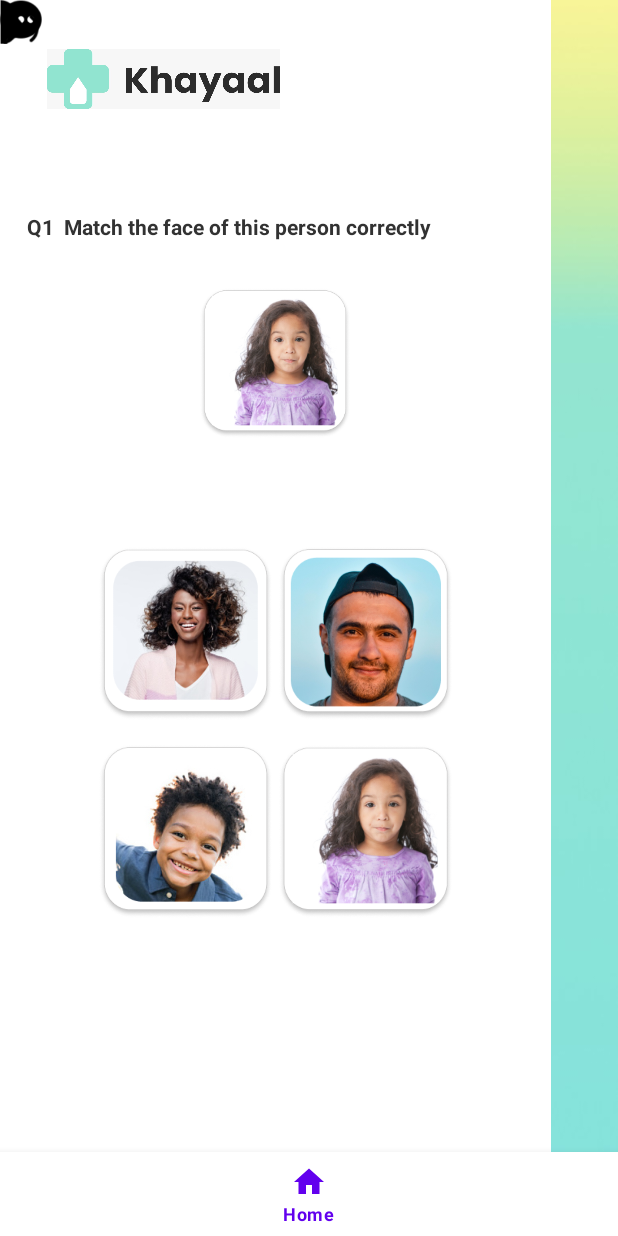
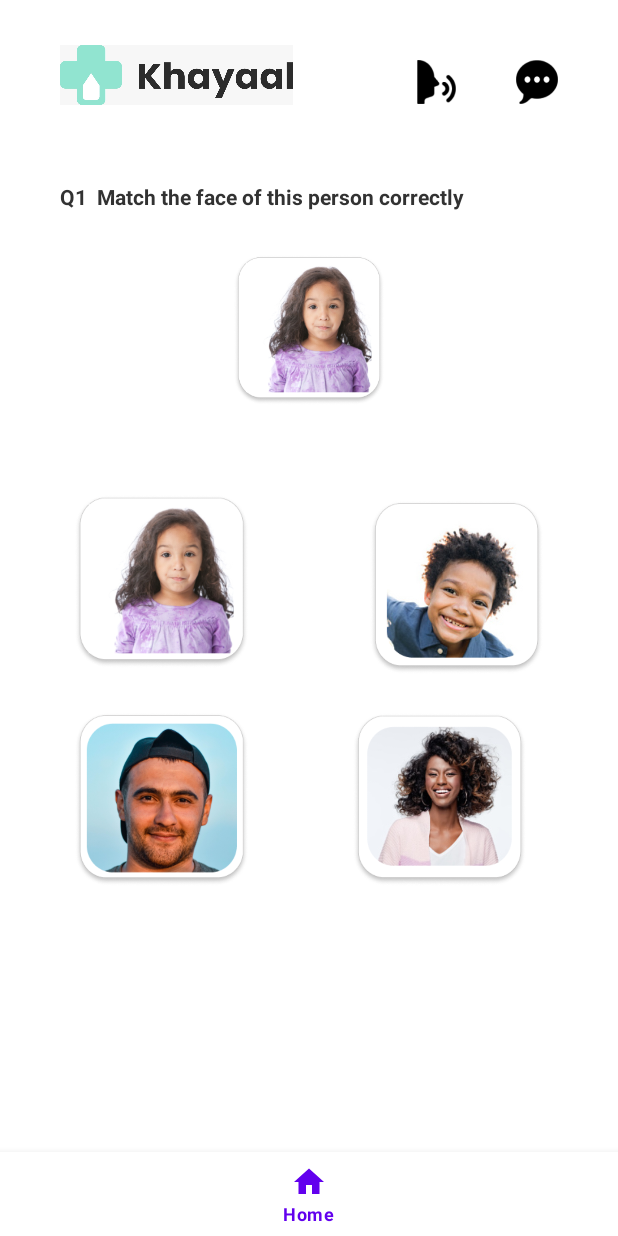
Before and after one commit to vedant218/Khayaal, an Android app: the home screen opened directly, with no data from a screen before it, item 2 of the bottom bar chosen, on a phone screen of 412 x 824 dp. Run offline under Robolectric (Android 15) with nearby library versions, the phone set to English and light mode, and no system bars.

Commit message:
Vedants edits

```diff
--- a/app/src/main/java/com/example/hackathonsplashscreen/HomeFragment.java
+++ b/app/src/main/java/com/example/hackathonsplashscreen/HomeFragment.java
@@ -12,6 +12,7 @@
 public class HomeFragment extends Fragment {
 
 
+
     @Override
     public View onCreateView(LayoutInflater inflater, ViewGroup container,
                              Bundle savedInstanceState) {
--- a/app/src/main/java/com/example/hackathonsplashscreen/home.java
+++ b/app/src/main/java/com/example/hackathonsplashscreen/home.java
@@ -6,11 +6,16 @@
 import android.content.Intent;
 import android.os.Bundle;
 import android.view.MenuItem;
+import android.view.View;
+import android.widget.Button;
 
 import com.google.android.material.bottomnavigation.BottomNavigationView;
 import com.google.android.material.navigation.NavigationBarView;
 
 public class home extends AppCompatActivity {
+
+    Button button1;
+    Button button2;
 
     BottomNavigationView bottomNavigationView;
     HomeFragment homeFragment = new HomeFragment();
@@ -21,6 +26,24 @@
     protected void onCreate(Bundle savedInstanceState) {
         super.onCreate(savedInstanceState);
         setContentView(R.layout.activity_home);
+
+        button1 = findViewById(R.id.bot);
+        button2 = findViewById(R.id.voice);
+
+        button1.setOnClickListener(new View.OnClickListener() {
+            public void onClick(View v) {
+                Intent patientIntent = new Intent(getApplicationContext(), patient.class);
+                startActivity(patientIntent);
+            }
+
+        });
+        button2.setOnClickListener(new View.OnClickListener() {
+            public void onClick(View v) {
+                Intent intent = new Intent(getApplicationContext(), Audio.class);
+                startActivity(intent);
+            }
+
+        });
 
         bottomNavigationView= findViewById(R.id.bottom_navigation);
 
--- a/app/src/main/res/layout/activity_home.xml
+++ b/app/src/main/res/layout/activity_home.xml
@@ -23,5 +23,26 @@
         android:background="@color/white"
         android:backgroundTint="@color/teal"
         />
+    <androidx.appcompat.widget.AppCompatButton
+        android:id="@+id/bot"
+        android:layout_width="28dp"
+        android:layout_height="29dp"
+        android:background="@drawable/chatb"
+        android:layout_alignParentEnd="true"
+        android:layout_marginEnd="40dp"
+        android:layout_marginTop="40dp"
+        />
+
+
+    <androidx.appcompat.widget.AppCompatButton
+
+        android:id="@+id/voice"
+        android:layout_width="26dp"
+        android:layout_height="29dp"
+        android:layout_marginTop="40dp"
+        android:layout_marginEnd="40sp"
+        android:layout_marginRight="124dp"
+        android:layout_toLeftOf="@+id/bot"
+        android:background="@drawable/speak" />
 
 </RelativeLayout>
--- a/app/src/main/res/layout/fragment_home.xml
+++ b/app/src/main/res/layout/fragment_home.xml
@@ -1,5 +1,148 @@
 <?xml version="1.0" encoding="utf-8"?>
-<androidx.constraintlayout.widget.ConstraintLayout xmlns:android="http://schemas.android.com/apk/res/android"
+<!--<androidx.constraintlayout.widget.ConstraintLayout xmlns:android="http://schemas.android.com/apk/res/android"-->
+<!--    xmlns:app="http://schemas.android.com/apk/res-auto"-->
+<!--    xmlns:tools="http://schemas.android.com/tools"-->
+<!--    android:layout_width="match_parent"-->
+<!--    android:layout_height="match_parent"-->
+<!--    tools:context=".home_game1"-->
+<!--    android:background="@color/white">-->
+
+
+<!--    <androidx.appcompat.widget.AppCompatButton-->
+<!--        android:id="@+id/bot"-->
+<!--        android:layout_width="28dp"-->
+<!--        android:layout_height="29dp"-->
+<!--        android:background="@drawable/chatb"-->
+<!--        tools:ignore="MissingConstraints"-->
+<!--        tools:layout_editor_absoluteX="343dp"-->
+<!--        tools:layout_editor_absoluteY="40dp" />-->
+
+<!--    <androidx.appcompat.widget.AppCompatButton-->
+<!--        android:id="@+id/voice"-->
+<!--        android:layout_width="26dp"-->
+<!--        android:layout_height="29dp"-->
+<!--        android:background="@drawable/speak"-->
+<!--        tools:ignore="MissingConstraints"-->
+<!--        tools:layout_editor_absoluteX="284dp"-->
+<!--        tools:layout_editor_absoluteY="42dp" />-->
+
+<!--    <ImageView-->
+<!--        android:layout_width="155dp"-->
+<!--        android:layout_height="40dp"-->
+<!--        android:background="@drawable/minilogo"-->
+<!--        app:layout_constraintBottom_toTopOf="@+id/divider2"-->
+<!--        app:layout_constraintEnd_toEndOf="parent"-->
+<!--        app:layout_constraintHorizontal_bias="0.148"-->
+<!--        app:layout_constraintStart_toStartOf="parent"-->
+<!--        app:layout_constraintTop_toTopOf="parent"-->
+<!--        app:layout_constraintVertical_bias="0.054" />-->
+
+<!--    <TextView-->
+<!--        android:id="@+id/textView"-->
+<!--        android:layout_width="331dp"-->
+<!--        android:layout_height="28dp"-->
+<!--        android:text="Q1  Match the face of this person correctly"-->
+<!--        android:textColor="#323232"-->
+<!--        android:textStyle="bold"-->
+<!--        app:layout_constraintBottom_toTopOf="@+id/appCompatButton"-->
+<!--        app:layout_constraintEnd_toEndOf="parent"-->
+<!--        app:layout_constraintStart_toStartOf="parent"-->
+<!--        app:layout_constraintTop_toTopOf="parent"-->
+<!--        app:layout_constraintVertical_bias="0.861" />-->
+
+<!--    <androidx.appcompat.widget.AppCompatButton-->
+<!--        android:id="@+id/appCompatButton4"-->
+<!--        android:layout_width="115dp"-->
+<!--        android:layout_height="115dp"-->
+<!--        android:background="@drawable/fsmall"-->
+<!--        app:layout_constraintBottom_toBottomOf="parent"-->
+<!--        app:layout_constraintEnd_toEndOf="parent"-->
+<!--        app:layout_constraintHorizontal_bias="0.739"-->
+<!--        app:layout_constraintStart_toStartOf="parent"-->
+<!--        app:layout_constraintTop_toBottomOf="@+id/appCompatButton6"-->
+<!--        app:layout_constraintVertical_bias="0.098"-->
+<!--        tools:ignore="MissingConstraints" />-->
+
+<!--    <androidx.appcompat.widget.AppCompatButton-->
+<!--        android:id="@+id/appCompatButton"-->
+<!--        android:layout_width="100dp"-->
+<!--        android:layout_height="100dp"-->
+<!--        android:layout_marginTop="192dp"-->
+<!--        android:background="@drawable/fsmall"-->
+<!--        app:layout_constraintBottom_toTopOf="@+id/divider2"-->
+<!--        app:layout_constraintEnd_toEndOf="parent"-->
+<!--        app:layout_constraintHorizontal_bias="0.498"-->
+<!--        app:layout_constraintStart_toStartOf="parent"-->
+<!--        app:layout_constraintTop_toTopOf="parent"-->
+<!--        app:layout_constraintVertical_bias="0.0"-->
+<!--        tools:ignore="MissingConstraints" />-->
+
+<!--    <androidx.appcompat.widget.AppCompatButton-->
+<!--        android:id="@+id/appCompatButton3"-->
+<!--        android:layout_width="115dp"-->
+<!--        android:layout_height="115dp"-->
+<!--        android:layout_marginBottom="288dp"-->
+<!--        android:background="@drawable/fbig"-->
+<!--        app:layout_constraintBottom_toBottomOf="parent"-->
+<!--        app:layout_constraintEnd_toEndOf="parent"-->
+<!--        app:layout_constraintHorizontal_bias="0.263"-->
+<!--        app:layout_constraintStart_toStartOf="parent"-->
+<!--        tools:ignore="MissingConstraints" />-->
+
+<!--    <androidx.appcompat.widget.AppCompatButton-->
+<!--        android:id="@+id/appCompatButton6"-->
+<!--        android:layout_width="115dp"-->
+<!--        android:layout_height="115dp"-->
+<!--        android:layout_marginBottom="288dp"-->
+<!--        android:background="@drawable/mbig"-->
+<!--        app:layout_constraintBottom_toBottomOf="parent"-->
+<!--        app:layout_constraintEnd_toEndOf="parent"-->
+<!--        app:layout_constraintHorizontal_bias="0.739"-->
+<!--        app:layout_constraintStart_toStartOf="parent"-->
+<!--        tools:ignore="MissingConstraints" />-->
+
+<!--    <androidx.appcompat.widget.AppCompatButton-->
+<!--        android:id="@+id/appCompatButton5"-->
+<!--        android:layout_width="115dp"-->
+<!--        android:layout_height="115dp"-->
+<!--        android:layout_marginBottom="156dp"-->
+<!--        android:background="@drawable/msmall"-->
+<!--        app:layout_constraintBottom_toBottomOf="parent"-->
+<!--        app:layout_constraintEnd_toEndOf="parent"-->
+<!--        app:layout_constraintHorizontal_bias="0.263"-->
+<!--        app:layout_constraintStart_toStartOf="parent"-->
+<!--        tools:ignore="MissingConstraints" />-->
+
+<!--    <View-->
+<!--        android:id="@+id/divider"-->
+<!--        android:layout_width="367dp"-->
+<!--        android:layout_height="2dp"-->
+<!--        android:background="?android:attr/listDivider"-->
+<!--        app:layout_constraintBottom_toBottomOf="parent"-->
+<!--        app:layout_constraintEnd_toEndOf="parent"-->
+<!--        app:layout_constraintStart_toStartOf="parent"-->
+<!--        app:layout_constraintTop_toBottomOf="@+id/appCompatButton"-->
+<!--        app:layout_constraintVertical_bias="0.06"-->
+<!--        tools:ignore="MissingConstraints" />-->
+
+<!--    <View-->
+<!--        android:id="@+id/divider2"-->
+<!--        android:layout_width="367dp"-->
+<!--        android:layout_height="2dp"-->
+<!--        android:background="?android:attr/listDivider"-->
+<!--        app:layout_constraintBottom_toBottomOf="parent"-->
+<!--        app:layout_constraintEnd_toEndOf="parent"-->
+<!--        app:layout_constraintStart_toStartOf="parent"-->
+<!--        app:layout_constraintTop_toTopOf="parent"-->
+<!--        app:layout_constraintVertical_bias="0.844"-->
+<!--        tools:ignore="MissingConstraints" />-->
+
+
+
+
+<!--</androidx.constraintlayout.widget.ConstraintLayout>-->
+<RelativeLayout
+    xmlns:android="http://schemas.android.com/apk/res/android"
     xmlns:app="http://schemas.android.com/apk/res-auto"
     xmlns:tools="http://schemas.android.com/tools"
     android:layout_width="match_parent"
@@ -7,135 +150,114 @@
     tools:context=".home_game1"
     android:background="@color/white">
 
-
     <androidx.appcompat.widget.AppCompatButton
+        android:id="@+id/bot"
         android:layout_width="28dp"
         android:layout_height="29dp"
         android:background="@drawable/chatb"
-        tools:ignore="MissingConstraints"
-        tools:layout_editor_absoluteX="343dp"
-        tools:layout_editor_absoluteY="40dp" />
+        android:layout_alignParentEnd="true"
+        android:layout_marginEnd="40dp"
+        android:layout_marginTop="40dp"
+        />
+
 
     <androidx.appcompat.widget.AppCompatButton
+
+        android:id="@+id/voice"
         android:layout_width="26dp"
         android:layout_height="29dp"
-        android:background="@drawable/speak"
-        tools:ignore="MissingConstraints"
-        tools:layout_editor_absoluteX="284dp"
-        tools:layout_editor_absoluteY="42dp" />
+        android:layout_marginTop="40dp"
+        android:layout_marginEnd="40sp"
+        android:layout_marginRight="124dp"
+        android:layout_toLeftOf="@+id/bot"
+        android:background="@drawable/speak" />
 
     <ImageView
+        android:id="@+id/logo"
         android:layout_width="155dp"
         android:layout_height="40dp"
-        android:background="@drawable/minilogo"
-        app:layout_constraintBottom_toTopOf="@+id/divider2"
-        app:layout_constraintEnd_toEndOf="parent"
-        app:layout_constraintHorizontal_bias="0.148"
-        app:layout_constraintStart_toStartOf="parent"
-        app:layout_constraintTop_toTopOf="parent"
-        app:layout_constraintVertical_bias="0.054" />
+        android:layout_alignParentStart="true"
+        android:layout_marginStart="40dp"
+        android:layout_marginTop="30dp"
+        android:background="@drawable/minilogo" />
 
     <TextView
         android:id="@+id/textView"
         android:layout_width="331dp"
         android:layout_height="28dp"
+        android:layout_alignBottom="@+id/logo"
+        android:layout_marginStart="40dp"
+        android:layout_marginBottom="-79dp"
         android:text="Q1  Match the face of this person correctly"
         android:textColor="#323232"
-        android:textStyle="bold"
-        app:layout_constraintBottom_toTopOf="@+id/appCompatButton"
-        app:layout_constraintEnd_toEndOf="parent"
-        app:layout_constraintStart_toStartOf="parent"
-        app:layout_constraintTop_toTopOf="parent"
-        app:layout_constraintVertical_bias="0.861" />
+        android:textStyle="bold" />
 
     <androidx.appcompat.widget.AppCompatButton
         android:id="@+id/appCompatButton4"
-        android:layout_width="115dp"
-        android:layout_height="115dp"
-        android:background="@drawable/fsmall"
-        app:layout_constraintBottom_toBottomOf="parent"
-        app:layout_constraintEnd_toEndOf="parent"
-        app:layout_constraintHorizontal_bias="0.739"
-        app:layout_constraintStart_toStartOf="parent"
-        app:layout_constraintTop_toBottomOf="@+id/appCompatButton6"
-        app:layout_constraintVertical_bias="0.098"
-        tools:ignore="MissingConstraints" />
+        android:layout_width="100dp"
+        android:layout_height="100dp"
+        android:layout_below="@+id/textView"
+        android:layout_centerHorizontal="true"
+        android:layout_marginTop="100dp"
+        android:background="@drawable/fsmall" />
+
+    <View
+        android:id="@+id/divider"
+        android:layout_width="367dp"
+        android:layout_height="2dp"
+        android:layout_alignBottom="@+id/appCompatButton4"
+        android:layout_marginStart="20dp"
+        android:layout_marginBottom="-40dp"
+        android:background="?android:attr/listDivider" />
 
     <androidx.appcompat.widget.AppCompatButton
         android:id="@+id/appCompatButton"
-        android:layout_width="100dp"
-        android:layout_height="100dp"
-        android:layout_marginTop="192dp"
-        android:background="@drawable/fsmall"
-        app:layout_constraintBottom_toTopOf="@+id/divider2"
-        app:layout_constraintEnd_toEndOf="parent"
-        app:layout_constraintHorizontal_bias="0.498"
-        app:layout_constraintStart_toStartOf="parent"
-        app:layout_constraintTop_toTopOf="parent"
-        app:layout_constraintVertical_bias="0.0"
-        tools:ignore="MissingConstraints" />
+        android:layout_width="115dp"
+        android:layout_height="115dp"
+        android:layout_below="@+id/divider"
+        android:layout_marginStart="50dp"
+        android:layout_marginTop="60dp"
+        android:background="@drawable/fsmall" />
 
     <androidx.appcompat.widget.AppCompatButton
         android:id="@+id/appCompatButton3"
         android:layout_width="115dp"
         android:layout_height="115dp"
-        android:layout_marginBottom="288dp"
-        android:background="@drawable/fbig"
-        app:layout_constraintBottom_toBottomOf="parent"
-        app:layout_constraintEnd_toEndOf="parent"
-        app:layout_constraintHorizontal_bias="0.263"
-        app:layout_constraintStart_toStartOf="parent"
-        tools:ignore="MissingConstraints" />
+        android:layout_alignBottom="@+id/appCompatButton5"
+        android:layout_marginLeft="70dp"
+
+        android:layout_marginBottom="-141dp"
+        android:layout_toRightOf="@+id/appCompatButton"
+        android:background="@drawable/fbig" />
 
     <androidx.appcompat.widget.AppCompatButton
         android:id="@+id/appCompatButton6"
         android:layout_width="115dp"
         android:layout_height="115dp"
-        android:layout_marginBottom="288dp"
-        android:background="@drawable/mbig"
-        app:layout_constraintBottom_toBottomOf="parent"
-        app:layout_constraintEnd_toEndOf="parent"
-        app:layout_constraintHorizontal_bias="0.739"
-        app:layout_constraintStart_toStartOf="parent"
-        tools:ignore="MissingConstraints" />
+        android:layout_alignBottom="@+id/appCompatButton"
+        android:layout_marginBottom="-145dp"
+        android:layout_marginStart="50dp"
+        android:background="@drawable/mbig" />
 
     <androidx.appcompat.widget.AppCompatButton
         android:id="@+id/appCompatButton5"
         android:layout_width="115dp"
         android:layout_height="115dp"
-        android:layout_marginBottom="156dp"
-        android:background="@drawable/msmall"
-        app:layout_constraintBottom_toBottomOf="parent"
-        app:layout_constraintEnd_toEndOf="parent"
-        app:layout_constraintHorizontal_bias="0.263"
-        app:layout_constraintStart_toStartOf="parent"
-        tools:ignore="MissingConstraints" />
-
-    <View
-        android:id="@+id/divider"
-        android:layout_width="367dp"
-        android:layout_height="2dp"
-        android:background="?android:attr/listDivider"
-        app:layout_constraintBottom_toBottomOf="parent"
-        app:layout_constraintEnd_toEndOf="parent"
-        app:layout_constraintStart_toStartOf="parent"
-        app:layout_constraintTop_toBottomOf="@+id/appCompatButton"
-        app:layout_constraintVertical_bias="0.06"
-        tools:ignore="MissingConstraints" />
+        android:layout_alignBottom="@+id/divider"
+        android:layout_alignParentEnd="true"
+        android:layout_marginTop="120dp"
+        android:layout_marginEnd="50dp"
+        android:layout_marginBottom="-139dp"
+        android:background="@drawable/msmall" />
 
     <View
         android:id="@+id/divider2"
         android:layout_width="367dp"
         android:layout_height="2dp"
+        android:layout_alignBottom="@+id/appCompatButton6"
+        android:layout_marginBottom="-24dp"
         android:background="?android:attr/listDivider"
-        app:layout_constraintBottom_toBottomOf="parent"
-        app:layout_constraintEnd_toEndOf="parent"
-        app:layout_constraintStart_toStartOf="parent"
-        app:layout_constraintTop_toTopOf="parent"
-        app:layout_constraintVertical_bias="0.844"
-        tools:ignore="MissingConstraints" />
+        android:layout_marginStart="20dp"/>
 
 
-
-
-</androidx.constraintlayout.widget.ConstraintLayout>
+</RelativeLayout>
```
